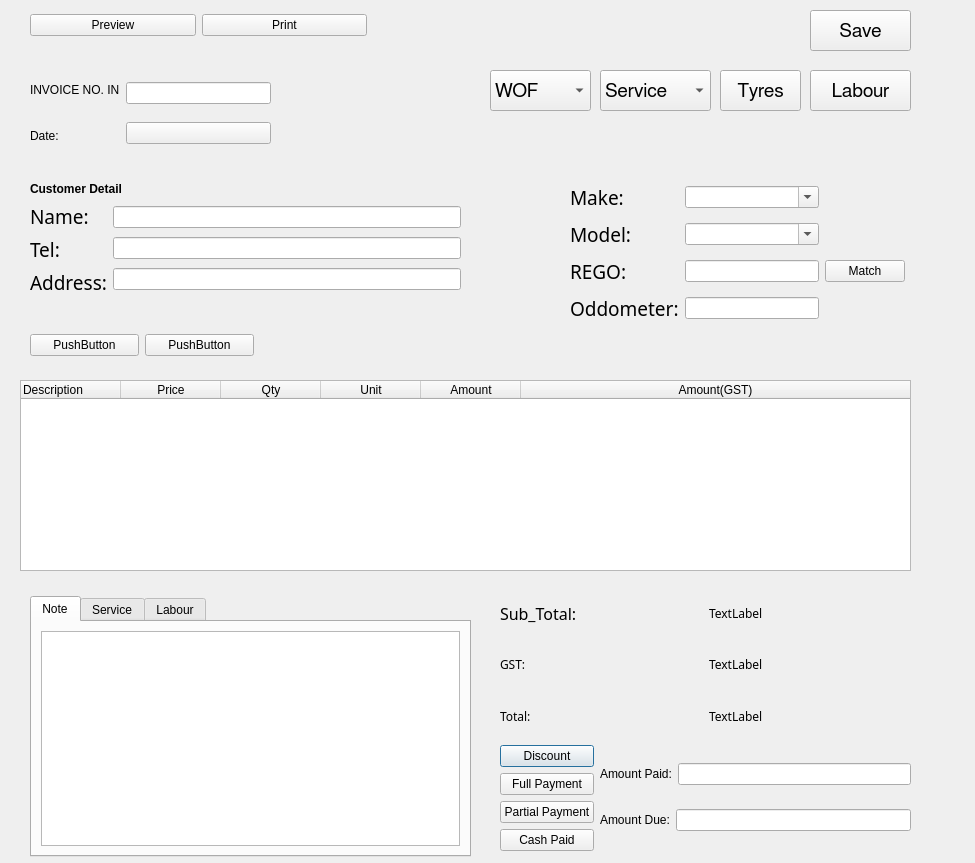
Qt form new_start/UI_File/Add.ui (maximustann/Bing_project) before a commit.
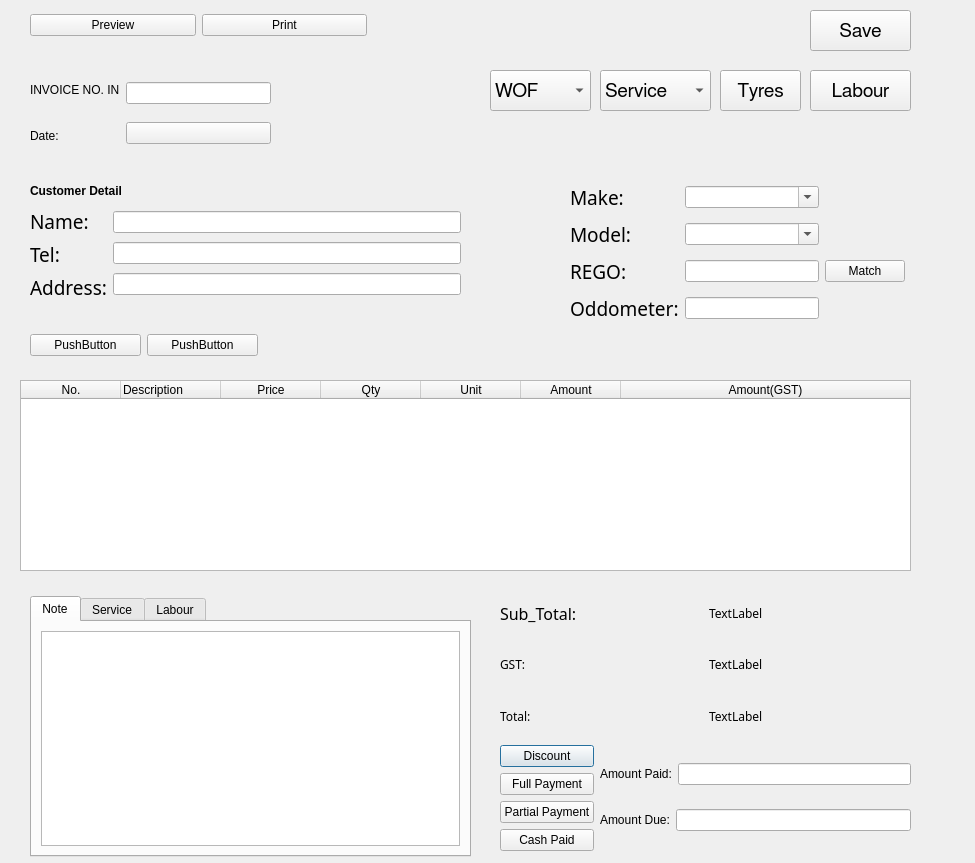
The same form after that commit.

The edit to the form file:
```diff
--- a/new_start/UI_File/Add.ui
+++ b/new_start/UI_File/Add.ui
@@ -184,7 +184,7 @@
      <x>30</x>
      <y>10</y>
      <width>337</width>
-     <height>30</height>
+     <height>31</height>
     </rect>
    </property>
    <layout class="QHBoxLayout" name="horizontalLayout_4">
@@ -210,7 +210,7 @@
      <x>30</x>
      <y>180</y>
      <width>431</width>
-     <height>116</height>
+     <height>121</height>
     </rect>
    </property>
    <layout class="QVBoxLayout" name="verticalLayout_10">
@@ -439,7 +439,7 @@
     </rect>
    </property>
    <property name="columnCount">
-    <number>6</number>
+    <number>7</number>
    </property>
    <attribute name="horizontalHeaderVisible">
     <bool>true</bool>
@@ -471,6 +471,11 @@
    <attribute name="verticalHeaderShowSortIndicator" stdset="0">
     <bool>false</bool>
    </attribute>
+   <column>
+    <property name="text">
+     <string>No.</string>
+    </property>
+   </column>
    <column>
     <property name="text">
      <string>Description</string>
@@ -541,8 +546,8 @@
     <rect>
      <x>30</x>
      <y>330</y>
-     <width>224</width>
-     <height>30</height>
+     <width>228</width>
+     <height>31</height>
     </rect>
    </property>
    <layout class="QHBoxLayout" name="horizontalLayout_6">
```
